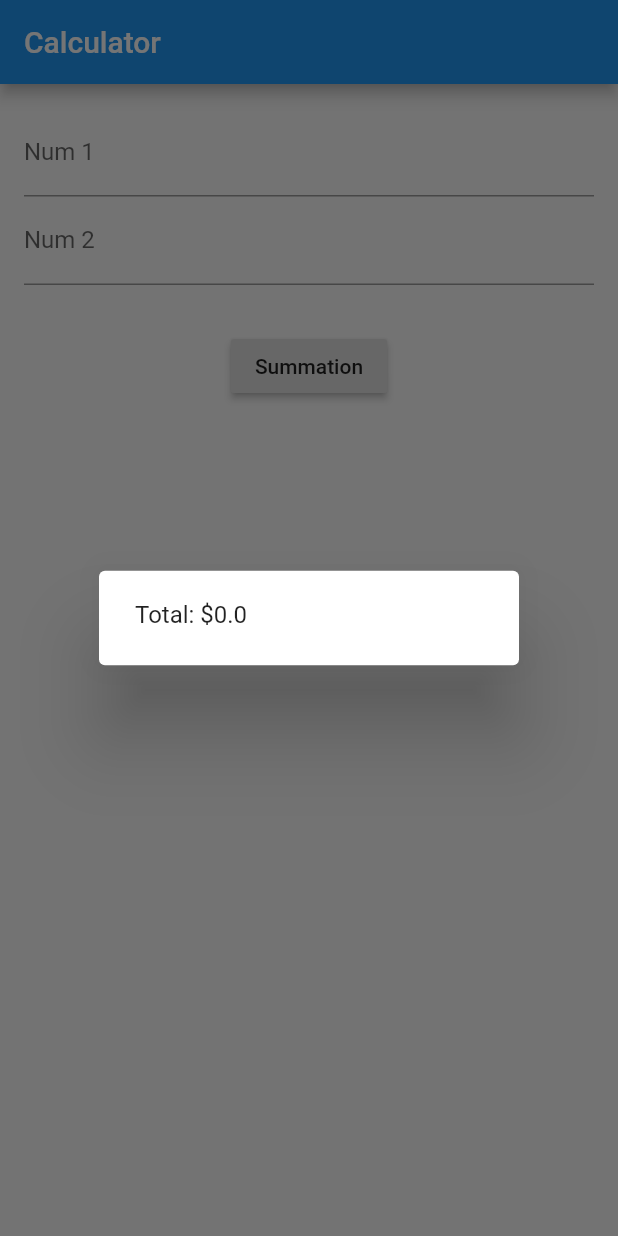
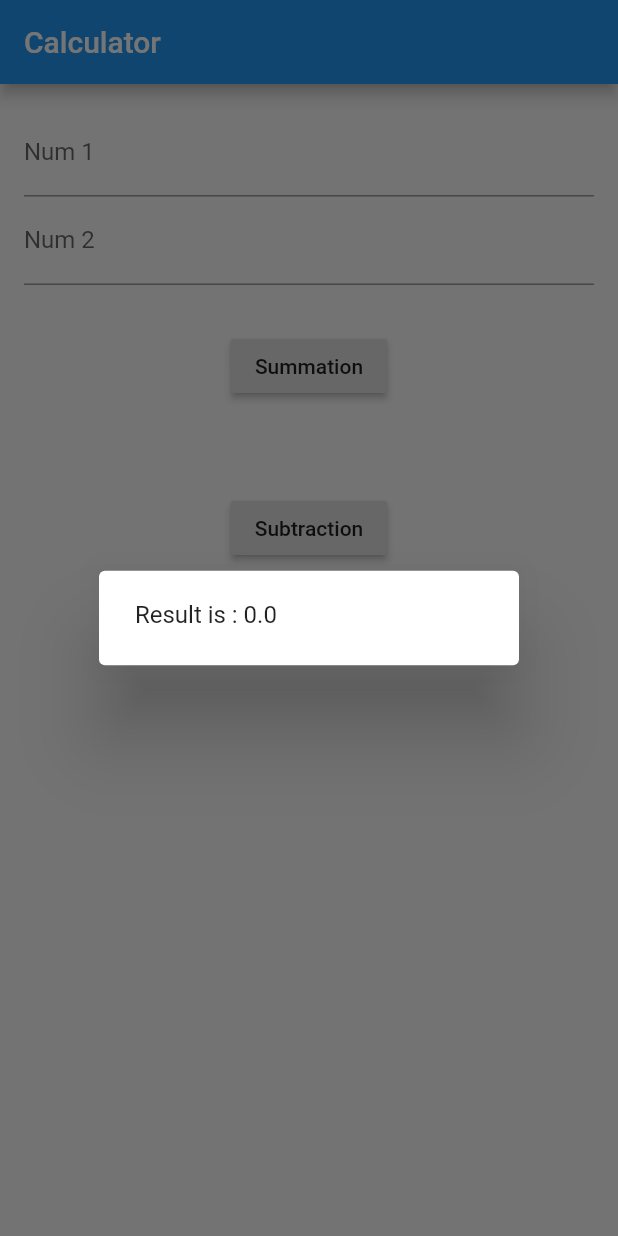
Before and after one commit to mohammedgmgn/Flutter_Calculator_MVP, a Flutter app: the screen it shows after launch, after a tap on "Summation", on a phone screen of 412 x 824 dp. Run offline on Flutter 3.47's test engine with Material 2 defaults, Android fonts, the phone set to English and light mode, and no system bars.

Commit message:
subtract btn

```diff
--- a/lib/CalculatorModel.dart
+++ b/lib/CalculatorModel.dart
@@ -4,7 +4,7 @@ class Caclulator{
   double result=0.0;
   Caclulator(double num1,double num2){
     this.num1=num1;
-    this.num2=num1;
+    this.num2=num2;
   }
   void Summation () {
     result =num1+num2;
--- a/lib/main.dart
+++ b/lib/main.dart
@@ -45,9 +45,18 @@ class TipCalculator extends StatelessWidget implements CalculatorViews {
           child: new Text("Summation"),
 
         onPressed: () {
-          calcPresenter = new CalcPresenter(num1, num2, this, context);
+          calcPresenter = new CalcPresenter(num1,num2, this, context);
           calcPresenter.plus();
         }
+        ));
+    Container SubBtn=   new Container(
+        margin: const EdgeInsets.only(top: 60.0),
+        child:new RaisedButton(
+            child: new Text("Subtraction"),
+            onPressed: () {
+              calcPresenter = new CalcPresenter(num1, num2, this, context);
+              calcPresenter.minus();
+            }
         ));
 
 
@@ -55,7 +64,7 @@ class TipCalculator extends StatelessWidget implements CalculatorViews {
 
     Container container = new Container(
         padding: const EdgeInsets.all(16.0),
-        child: new Column(children: [num1One, num1Tow, SummationBtn]));
+        child: new Column(children: [num1One, num1Tow, SummationBtn,SubBtn]));
 
     AppBar appBar = new AppBar(title: new Text("Calculator"));
 
@@ -65,7 +74,7 @@ class TipCalculator extends StatelessWidget implements CalculatorViews {
 
   @override
   void showResult(double result, BuildContext context) {
-    AlertDialog dialog = new AlertDialog(content: new Text("Total: \$$result"));
+    AlertDialog dialog = new AlertDialog(content: new Text("Result is : $result"));
     // Show dialog
     showDialog(context: context, child: dialog);
     calcPresenter.ResetResult();
```
